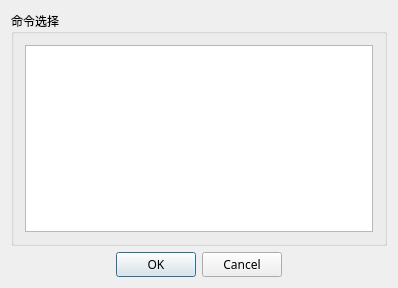
yang-zhongtian/PYCM, file Console/UI/RemoteCommandGroupUI.ui: the form before one commit.
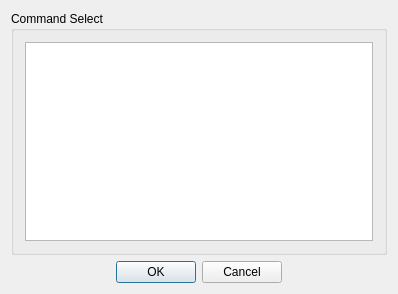
The form after the commit. Icons and pictures are not drawn.

Patch:
```diff
--- a/Console/UI/RemoteCommandGroupUI.ui
+++ b/Console/UI/RemoteCommandGroupUI.ui
@@ -7,7 +7,7 @@
     <x>0</x>
     <y>0</y>
     <width>398</width>
-    <height>288</height>
+    <height>294</height>
    </rect>
   </property>
   <property name="sizePolicy">
@@ -32,13 +32,8 @@
   <layout class="QVBoxLayout" name="verticalLayout_3" stretch="5,0">
    <item>
     <widget class="QGroupBox" name="command_group">
-     <property name="font">
-      <font>
-       <family>微软雅黑</family>
-      </font>
-     </property>
      <property name="title">
-      <string>命令选择</string>
+      <string>Command Select</string>
      </property>
      <layout class="QHBoxLayout" name="horizontalLayout_2">
       <property name="leftMargin">
@@ -57,7 +52,8 @@
        <widget class="QListWidget" name="command_select">
         <property name="font">
          <font>
-          <family>微软雅黑</family>
+          <weight>75</weight>
+          <bold>true</bold>
          </font>
         </property>
        </widget>
@@ -67,11 +63,6 @@
    </item>
    <item>
     <widget class="QDialogButtonBox" name="buttonBox">
-     <property name="font">
-      <font>
-       <family>微软雅黑</family>
-      </font>
-     </property>
      <property name="orientation">
       <enum>Qt::Horizontal</enum>
      </property>
```
Left out of the diff: 2 changed lines with no effect on the pictures.
